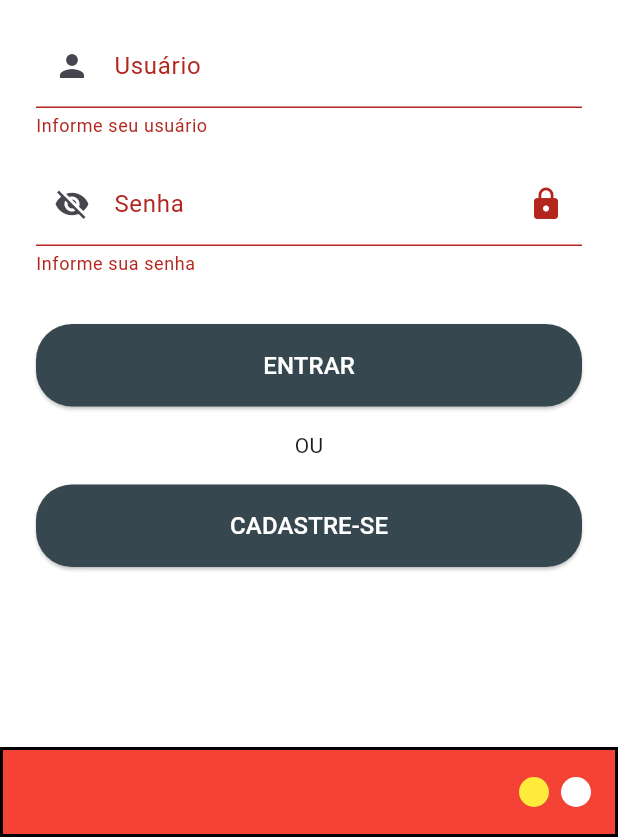
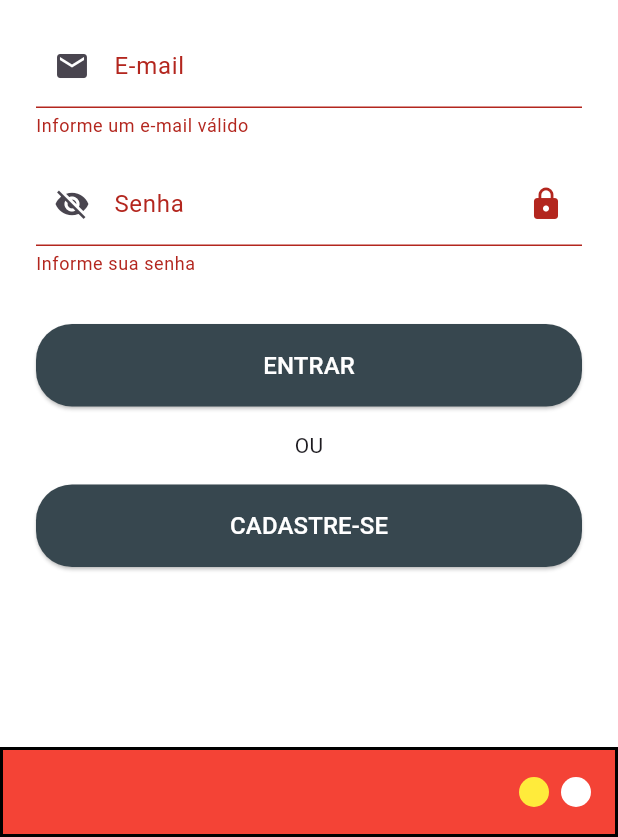
Before and after one commit to ian-veiga/PhoneDex, a Flutter app: the screen it shows after launch, after a tap on "ENTRAR", on a phone screen of 412 x 824 dp, the part 399-1236 px from its top. Run offline on Flutter 3.47's test engine with Material 3 defaults, Android fonts, the phone set to English and light mode, and no system bars; our stand-ins replace cloud_firestore, firebase_auth, firebase_core, image_picker, permission_handler; accounts and stored records are empty; network calls fail.

Commit message:
Completando CRUD celulares e ajustando logica do login

```diff
--- a/lib/models/phone_model.dart
+++ b/lib/models/phone_model.dart
@@ -9,6 +9,7 @@ class Phone {
   final String camera;
   final String colors;
   final String screenSize;
+  final String userId;
 
   Phone({
     required this.id,
@@ -21,6 +22,7 @@ class Phone {
     required this.camera,
     required this.colors,
     required this.screenSize,
+    required this.userId,
   });
 
   Map<String, dynamic> toMap() {
@@ -34,6 +36,7 @@ class Phone {
       'camera': camera,
       'colors': colors,
       'screenSize': screenSize,
+      'userId': userId
     };
   }
 
@@ -49,6 +52,7 @@ class Phone {
       camera: map['camera'] ?? '',
       colors: map['colors'] ?? '',
       screenSize: map['screenSize'] ?? '',
+      userId: map['userId'] ?? '',
     );
   }
 }
--- a/lib/screens/login_screen.dart
+++ b/lib/screens/login_screen.dart
@@ -13,34 +13,38 @@ class _LoginScreenState extends State<LoginScreen> {
   final _formKey = GlobalKey<FormState>();
   bool _hidePassword = true;
 
-  final TextEditingController usernameController = TextEditingController();
+  // --- MODIFICAÇÃO 1: Renomear o controller para refletir o uso de e-mail ---
+  final TextEditingController emailController = TextEditingController();
   final TextEditingController passwordController = TextEditingController();
 
   final AuthService _authService = AuthService();
 
   @override
   void dispose() {
-    usernameController.dispose();
+    // --- MODIFICAÇÃO 2: Atualizar o dispose ---
+    emailController.dispose();
     passwordController.dispose();
     super.dispose();
   }
 
-  Future<void> _loginWithUsername() async {
+  // --- MODIFICAÇÃO 3: Criar a função de login por e-mail ---
+  Future<void> _loginWithEmail() async {
     if (!_formKey.currentState!.validate()) return;
 
-    final username = usernameController.text.trim();
+    final email = emailController.text.trim();
     final password = passwordController.text.trim();
 
     try {
-      final user = await _authService.loginWithUsername(username, password);
+      // Usando o método de login por e-mail do seu AuthService
+      final user = await _authService.login(email, password);
       if (user != null) {
         Navigator.pushReplacementNamed(context, '/home');
       }
     } catch (e) {
       ScaffoldMessenger.of(context).showSnackBar(
-        SnackBar(
+        const SnackBar(
           content: Text(
-            'Usuário ou senha inválidos, ou usuário não cadastrado.',
+            'E-mail ou senha inválidos. Verifique suas credenciais.',
           ),
         ),
       );
@@ -75,16 +79,20 @@ class _LoginScreenState extends State<LoginScreen> {
                       child: Column(
                         crossAxisAlignment: CrossAxisAlignment.stretch,
                         children: [
+                          // --- MODIFICAÇÃO 4: Alterar o campo de Usuário para E-mail ---
                           TextFormField(
-                            controller: usernameController,
+                            controller: emailController, // Usar o controller de e-mail
                             decoration: const InputDecoration(
-                              labelText: 'Usuário',
-                              prefixIcon: Icon(Icons.person),
+                              labelText: 'E-mail', // Mudar o texto
+                              prefixIcon: Icon(Icons.email), // Mudar o ícone
                               border: UnderlineInputBorder(),
                             ),
-                            validator: (val) => val == null || val.isEmpty
-                                ? 'Informe seu usuário'
-                                : null,
+                            validator: (val) { // Adicionar um validador de e-mail
+                              if (val == null || !val.contains('@')) {
+                                return 'Informe um e-mail válido';
+                              }
+                              return null;
+                            },
                           ),
                           const SizedBox(height: 16),
                           TextFormField(
@@ -110,7 +118,8 @@ class _LoginScreenState extends State<LoginScreen> {
                           ),
                           const SizedBox(height: 32),
                           ElevatedButton(
-                            onPressed: _loginWithUsername,
+                            // --- MODIFICAÇÃO 5: Chamar a função de login correta ---
+                            onPressed: _loginWithEmail,
                             style: ElevatedButton.styleFrom(
                               backgroundColor: Colors.blueGrey[800],
                               shape: RoundedRectangleBorder(
--- a/lib/screens/splash_screen.dart
+++ b/lib/screens/splash_screen.dart
@@ -28,8 +28,8 @@ class _SplashScreenState extends State<SplashScreen> {
               children: [
                 Image.asset(
                   'assets/images/logo_com_nome.png',
-                  width: 1000,
-                  height: 1000,
+                  width: 300,
+                  height:   150,
                 ),
               ],
             ),
```
Also changed, not shown: lib/screens/add_phone_screen.dart (+46 -10 lines), lib/screens/phone_detail_screen.dart (+97 -15 lines).
